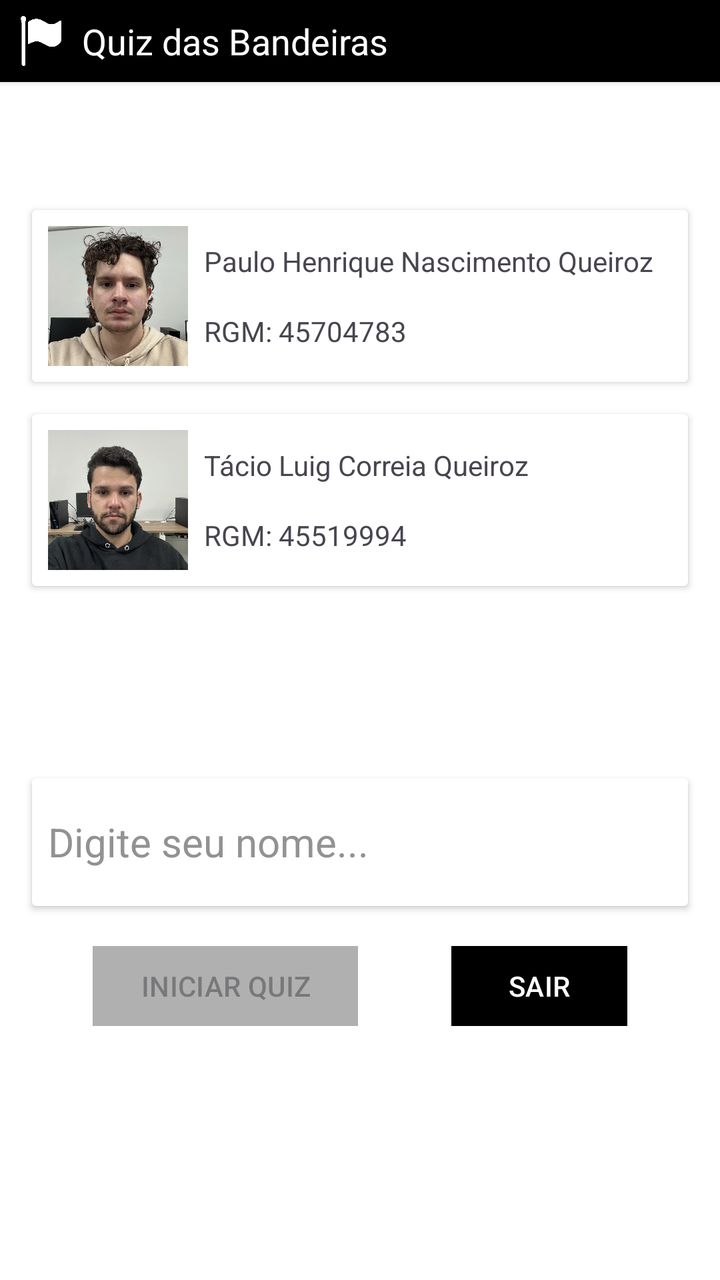
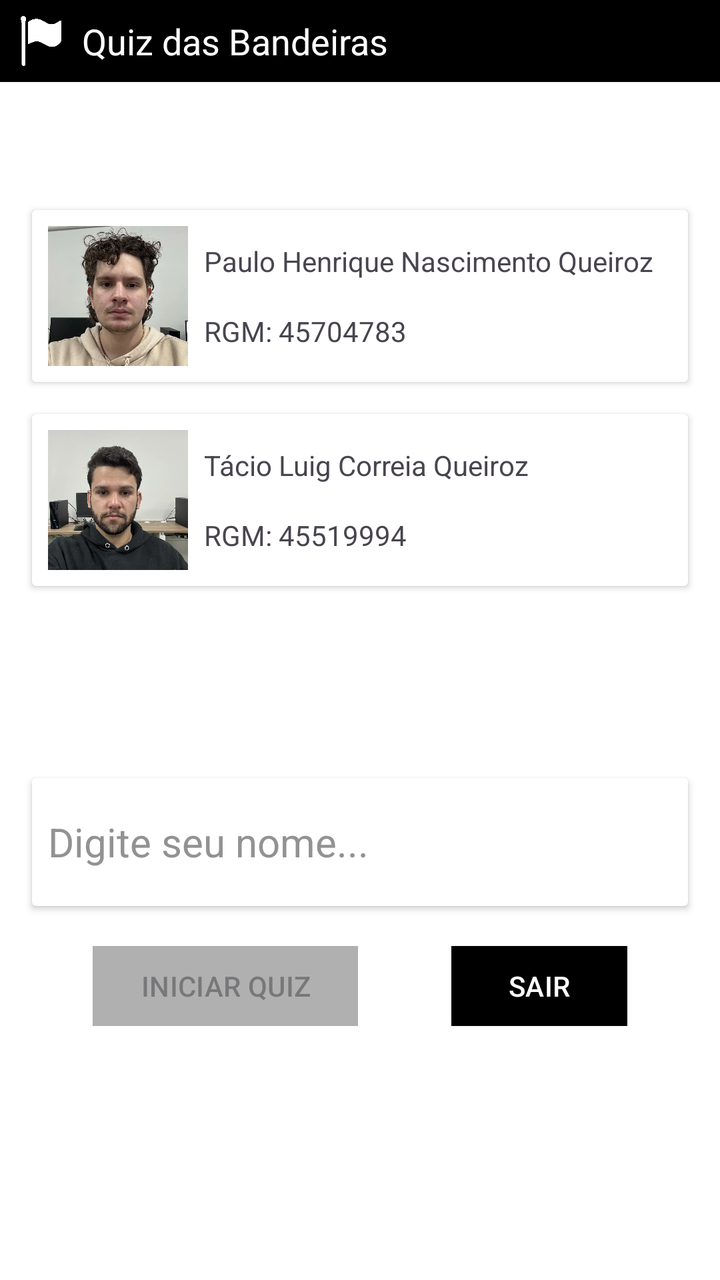

Two renders of the same Android screen: before a commit and after it. Below are the layout's source before the change and the commit's diff.
<!-- AndroidManifest.xml: application theme Theme.Quiz_dasBandeiras_paulohenrique -->
<!-- res/layout/activity_main.xml -->
<?xml version="1.0" encoding="utf-8"?>
<androidx.constraintlayout.widget.ConstraintLayout xmlns:android="http://schemas.android.com/apk/res/android"
    xmlns:app="http://schemas.android.com/apk/res-auto"
    xmlns:tools="http://schemas.android.com/tools"
    android:id="@+id/main"
    android:layout_width="match_parent"
    android:layout_height="match_parent"
    android:background="#000000"
    android:fitsSystemWindows="true"
    tools:context=".MainActivity">

    <androidx.constraintlayout.widget.ConstraintLayout
        android:id="@+id/constraintMain"
        android:layout_width="match_parent"
        android:layout_height="match_parent">

        <androidx.cardview.widget.CardView
            android:id="@+id/crdHeader"
            android:layout_width="match_parent"
            android:layout_height="wrap_content"
            app:cardBackgroundColor="@color/black"
            app:cardCornerRadius="0dp"
            app:layout_constraintEnd_toEndOf="parent"
            app:layout_constraintStart_toStartOf="parent"
            app:layout_constraintTop_toTopOf="parent">

            <androidx.constraintlayout.widget.ConstraintLayout
                android:id="@+id/constraintHeader"
                android:layout_width="match_parent"
                android:layout_height="match_parent">

                <ImageView
                    android:id="@+id/imgHeaderIcon"
                    android:layout_width="25dp"
                    android:layout_height="25dp"
                    android:layout_marginStart="8dp"
                    android:layout_marginTop="8dp"
                    android:layout_marginBottom="8dp"
                    android:contentDescription="@string/header_icon_description"
                    app:layout_constraintBottom_toBottomOf="parent"
                    app:layout_constraintStart_toStartOf="parent"
                    app:layout_constraintTop_toTopOf="parent"
                    app:srcCompat="@drawable/bandeira_icon" />

                <TextView
                    android:id="@+id/txtHeaderText"
                    android:layout_width="wrap_content"
                    android:layout_height="wrap_content"
                    android:layout_marginStart="8dp"
                    android:text="@string/header_title"
                    android:textColor="@color/white"
                    android:textSize="18sp"
                    app:layout_constraintBottom_toBottomOf="parent"
                    app:layout_constraintStart_toEndOf="@+id/imgHeaderIcon"
                    app:layout_constraintTop_toTopOf="parent" />
            </androidx.constraintlayout.widget.ConstraintLayout>

        </androidx.cardview.widget.CardView>

        <androidx.cardview.widget.CardView
            android:id="@+id/crdBackground"
            android:layout_width="0dp"
            android:layout_height="0dp"
            app:cardCornerRadius="0dp"
            app:cardElevation="0dp"
            app:cardMaxElevation="0dp"
            app:layout_constraintBottom_toBottomOf="parent"
            app:layout_constraintEnd_toEndOf="parent"
            app:layout_constraintStart_toStartOf="parent"
            app:layout_constraintTop_toBottomOf="@+id/crdHeader" />

        <androidx.cardview.widget.CardView
            android:id="@+id/crdStudentInfo1"
            android:layout_width="0dp"
            android:layout_height="wrap_content"
            android:layout_marginStart="16dp"
            android:layout_marginTop="64dp"
            android:layout_marginEnd="16dp"
            app:layout_constraintEnd_toEndOf="parent"
            app:layout_constraintStart_toStartOf="parent"
            app:layout_constraintTop_toBottomOf="@+id/crdHeader">

            <androidx.constraintlayout.widget.ConstraintLayout
                android:id="@+id/constraintStudentInfo1"
                android:layout_width="match_parent"
                android:layout_height="match_parent">

                <ImageView
                    android:id="@+id/imgStudent1"
                    android:layout_width="70dp"
                    android:layout_height="70dp"
                    android:layout_marginStart="8dp"
                    android:layout_marginTop="8dp"
                    android:layout_marginBottom="8dp"
                    android:contentDescription="@string/aluno1_descricao"
                    app:layout_constraintBottom_toBottomOf="parent"
                    app:layout_constraintStart_toStartOf="parent"
                    app:layout_constraintTop_toTopOf="parent"
                    app:srcCompat="@drawable/foto_aluno1" />

                <TextView
                    android:id="@+id/txtStudentName1"
                    android:layout_width="wrap_content"
                    android:layout_height="wrap_content"
                    android:layout_marginStart="8dp"
                    android:text="@string/nome_aluno1"
                    app:layout_constraintBottom_toTopOf="@+id/txtStudentRgm1"
                    app:layout_constraintStart_toEndOf="@+id/imgStudent1"
                    app:layout_constraintTop_toTopOf="parent" />

                <TextView
                    android:id="@+id/txtStudentRgm1"
                    android:layout_width="wrap_content"
                    android:layout_height="wrap_content"
                    android:layout_marginStart="8dp"
                    android:text="@string/rgm_aluno1"
                    app:layout_constraintBottom_toBottomOf="parent"
                    app:layout_constraintStart_toEndOf="@+id/imgStudent1"
                    app:layout_constraintTop_toBottomOf="@+id/txtStudentName1" />
            </androidx.constraintlayout.widget.ConstraintLayout>
        </androidx.cardview.widget.CardView>

        <androidx.cardview.widget.CardView
            android:id="@+id/crdStudentInfo2"
            android:layout_width="0dp"
            android:layout_height="wrap_content"
            android:layout_marginStart="16dp"
            android:layout_marginTop="16dp"
            android:layout_marginEnd="16dp"
            app:layout_constraintEnd_toEndOf="parent"
            app:layout_constraintStart_toStartOf="parent"
            app:layout_constraintTop_toBottomOf="@+id/crdStudentInfo1">

            <androidx.constraintlayout.widget.ConstraintLayout
                android:id="@+id/constraintStudentInfo2"
                android:layout_width="match_parent"
                android:layout_height="match_parent">

                <ImageView
                    android:id="@+id/imgStudent2"
                    android:layout_width="70dp"
                    android:layout_height="70dp"
                    android:layout_marginStart="8dp"
                    android:layout_marginTop="8dp"
                    android:layout_marginBottom="8dp"
                    android:contentDescription="@string/aluno2_descricao"
                    app:layout_constraintBottom_toBottomOf="parent"
                    app:layout_constraintStart_toStartOf="parent"
                    app:layout_constraintTop_toTopOf="parent"
                    app:srcCompat="@drawable/foto_aluno2" />

                <TextView
                    android:id="@+id/txtStudentName2"
                    android:layout_width="wrap_content"
                    android:layout_height="wrap_content"
                    android:layout_marginStart="8dp"
                    android:text="@string/nome_aluno2"
                    app:layout_constraintBottom_toTopOf="@+id/txtStudentRgm2"
                    app:layout_constraintStart_toEndOf="@+id/imgStudent2"
                    app:layout_constraintTop_toTopOf="parent" />

                <TextView
                    android:id="@+id/txtStudentRgm2"
                    android:layout_width="wrap_content"
                    android:layout_height="wrap_content"
                    android:layout_marginStart="8dp"
                    android:text="@string/rgm_aluno2"
                    app:layout_constraintBottom_toBottomOf="parent"
                    app:layout_constraintStart_toEndOf="@+id/imgStudent2"
                    app:layout_constraintTop_toBottomOf="@+id/txtStudentName2" />

            </androidx.constraintlayout.widget.ConstraintLayout>
        </androidx.cardview.widget.CardView>

        <androidx.cardview.widget.CardView
            android:id="@+id/crdNameInput"
            android:layout_width="0dp"
            android:layout_height="wrap_content"
            android:layout_marginStart="16dp"
            android:layout_marginTop="96dp"
            android:layout_marginEnd="16dp"
            app:layout_constraintEnd_toEndOf="parent"
            app:layout_constraintStart_toStartOf="parent"
            app:layout_constraintTop_toBottomOf="@+id/crdStudentInfo2">

            <androidx.constraintlayout.widget.ConstraintLayout
                android:id="@+id/constraintNameInput"
                android:layout_width="match_parent"
                android:layout_height="match_parent">

                <EditText
                    android:id="@+id/edtNameInput"
                    android:layout_width="0dp"
                    android:layout_height="48dp"
                    android:layout_marginStart="8dp"
                    android:layout_marginTop="8dp"
                    android:layout_marginEnd="8dp"
                    android:layout_marginBottom="8dp"
                    android:autofillHints="name"
                    android:background="@null"
                    android:ems="10"
                    android:hint="@string/hint_nome"
                    android:inputType="text"
                    android:textColorHint="@color/hint_gray"
                    android:textSize="20sp"
                    app:layout_constraintBottom_toBottomOf="parent"
                    app:layout_constraintEnd_toEndOf="parent"
                    app:layout_constraintStart_toStartOf="parent"
                    app:layout_constraintTop_toTopOf="parent" />
            </androidx.constraintlayout.widget.ConstraintLayout>

        </androidx.cardview.widget.CardView>

        <Button
            android:id="@+id/btnIniciarQuiz"
            android:layout_width="wrap_content"
            android:layout_height="wrap_content"
            android:layout_marginTop="16dp"
            android:backgroundTint="@color/button_color_selector"
            android:backgroundTintMode="add"
            android:enabled="false"
            android:text="@string/btn_iniciar_quiz"
            app:cornerRadius="0dp"
            app:layout_constraintEnd_toStartOf="@+id/btnSair"
            app:layout_constraintStart_toStartOf="parent"
            app:layout_constraintTop_toBottomOf="@+id/crdNameInput" />

        <Button
            android:id="@+id/btnSair"
            android:layout_width="wrap_content"
            android:layout_height="wrap_content"
            android:layout_marginTop="16dp"
            android:backgroundTint="@color/button_color_selector"
            android:text="@string/btn_sair"
            app:cornerRadius="0dp"
            app:layout_constraintEnd_toEndOf="parent"
            app:layout_constraintStart_toEndOf="@+id/btnIniciarQuiz"
            app:layout_constraintTop_toBottomOf="@+id/crdNameInput" />

    </androidx.constraintlayout.widget.ConstraintLayout>
</androidx.constraintlayout.widget.ConstraintLayout>
<!-- resources referenced by this layout -->
<resources>
  <color name="black">#FF000000</color>
  <color name="hint_gray">#929292</color>
  <color name="white">#FFFFFFFF</color>
  <!-- drawable bandeira_icon: png bitmap (drawable, 9242 bytes) -->
  <!-- drawable foto_aluno1: jpg bitmap (drawable, 93370 bytes) -->
  <!-- drawable foto_aluno2: jpg bitmap (drawable, 69290 bytes) -->
  <string name="aluno1_descricao">Aluno loiro de olhos castanhos olhando para direção da câmera</string>
  <string name="aluno2_descricao">Aluno de cabelo escuro olhando para direção da câmera</string>
  <string name="btn_iniciar_quiz">INICIAR QUIZ</string>
  <string name="btn_sair">SAIR</string>
  <string name="header_icon_description">Icone minimalista de uma bandeira branca</string>
  <string name="header_title">Quiz das Bandeiras</string>
  <string name="hint_nome">Digite seu nome...</string>
  <string name="nome_aluno1">Paulo Henrique Nascimento Queiroz</string>
  <string name="nome_aluno2">Tácio Luig Correia Queiroz</string>
  <string name="rgm_aluno1">RGM: 45704783</string>
  <string name="rgm_aluno2">RGM: 45519994</string>
  <style name="Theme.Quiz_dasBandeiras_paulohenrique" parent="Base.Theme.Quiz_dasBandeiras_paulohenrique" />
  <style name="Base.Theme.Quiz_dasBandeiras_paulohenrique" parent="Theme.Material3.DayNight.NoActionBar">
          
          
      </style>
</resources>

<!-- the commit's change to res/layout/activity_main.xml (unified diff, before → after) -->
@@ -12,7 +12,11 @@
     <androidx.constraintlayout.widget.ConstraintLayout
         android:id="@+id/constraintMain"
         android:layout_width="match_parent"
-        android:layout_height="match_parent">
+        android:layout_height="match_parent"
+        app:layout_constraintBottom_toBottomOf="parent"
+        app:layout_constraintEnd_toEndOf="parent"
+        app:layout_constraintStart_toStartOf="parent"
+        app:layout_constraintTop_toTopOf="parent">
 
         <androidx.cardview.widget.CardView
             android:id="@+id/crdHeader"
@@ -20,6 +24,8 @@
             android:layout_height="wrap_content"
             app:cardBackgroundColor="@color/black"
             app:cardCornerRadius="0dp"
+            app:cardElevation="0dp"
+            app:cardMaxElevation="0dp"
             app:layout_constraintEnd_toEndOf="parent"
             app:layout_constraintStart_toStartOf="parent"
             app:layout_constraintTop_toTopOf="parent">
